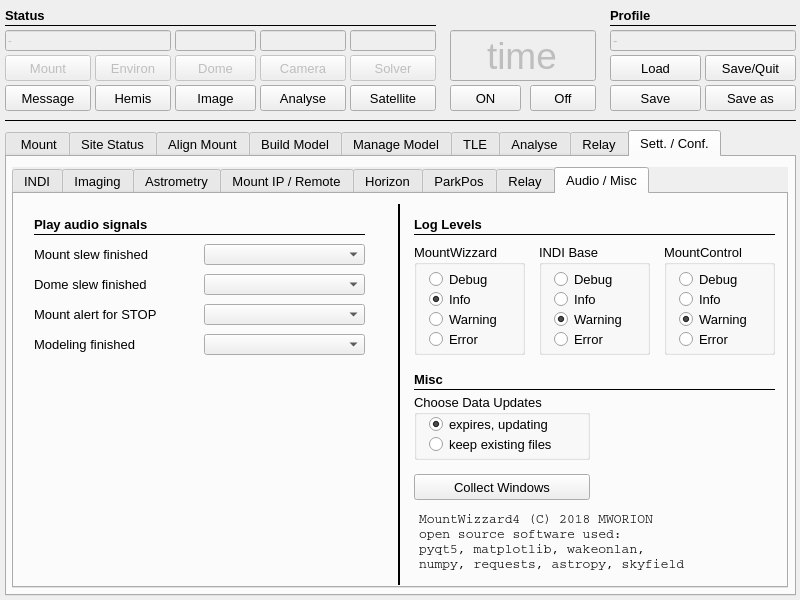
The window that mw4/gui/widgets/main.ui (mworion/MountWizzard4) describes before a commit, drawn with Qt 5.
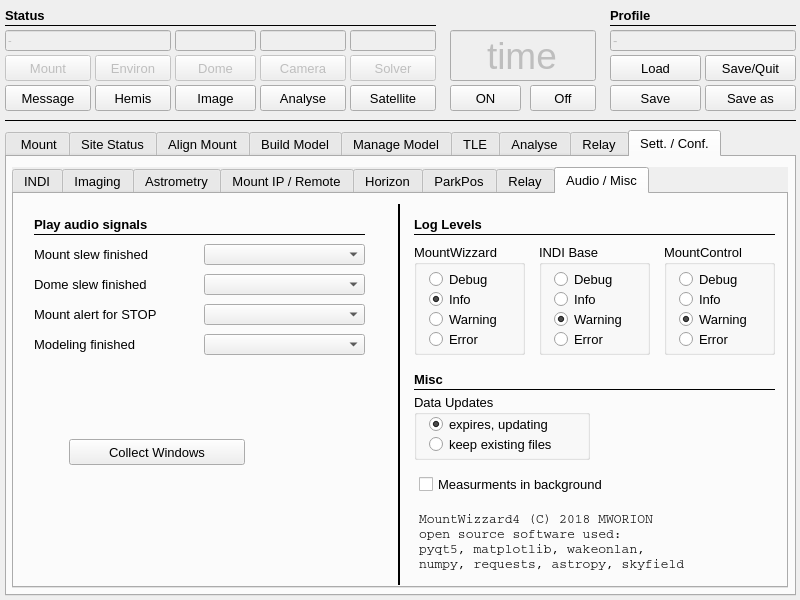
The same window after the commit. The open tabs and pages were chosen to show the change.

Commit message: added measurement enable / disable in gui

```diff
--- a/mw4/gui/widgets/main.ui
+++ b/mw4/gui/widgets/main.ui
@@ -16097,8 +16097,8 @@
       <widget class="QPushButton" name="btn_resetWindowSizes">
        <property name="geometry">
         <rect>
-         <x>400</x>
-         <y>280</y>
+         <x>55</x>
+         <y>245</y>
          <width>176</width>
          <height>26</height>
         </rect>
@@ -16169,7 +16169,7 @@
         </rect>
        </property>
        <property name="title">
-        <string>Choose Data Updates</string>
+        <string>Data Updates</string>
        </property>
        <widget class="QRadioButton" name="expiresYes">
         <property name="geometry">
@@ -16480,6 +16480,33 @@
         <enum>Qt::Horizontal</enum>
        </property>
       </widget>
+      <widget class="QCheckBox" name="checkMeasurements">
+       <property name="geometry">
+        <rect>
+         <x>405</x>
+         <y>280</y>
+         <width>346</width>
+         <height>21</height>
+        </rect>
+       </property>
+       <property name="font">
+        <font>
+         <pointsize>10</pointsize>
+        </font>
+       </property>
+       <property name="toolTip">
+        <string>Checked if you would like to keep the images of modeling session</string>
+       </property>
+       <property name="layoutDirection">
+        <enum>Qt::LeftToRight</enum>
+       </property>
+       <property name="text">
+        <string>Measurments in background</string>
+       </property>
+       <property name="checked">
+        <bool>false</bool>
+       </property>
+      </widget>
      </widget>
     </widget>
    </widget>
```
Left out of the diff: 2 changed lines with no effect on the pictures. The commit also changes 2 other files.
